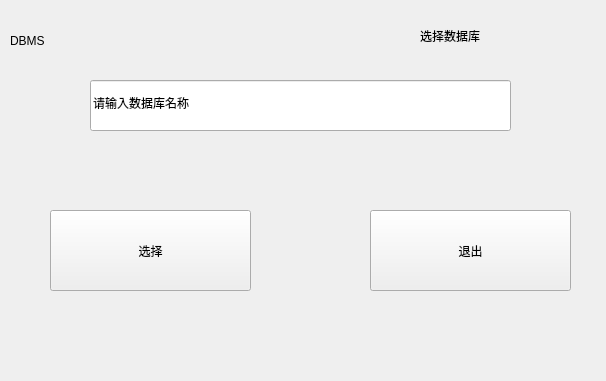
Above: selectdatabase.ui from jy-080610/DBMS before the change. Below: the same form after it.
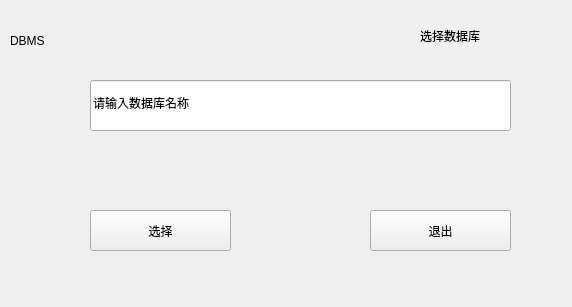
That is the form after the change.

```diff
--- a/selectdatabase.ui
+++ b/selectdatabase.ui
@@ -6,8 +6,8 @@
    <rect>
     <x>0</x>
     <y>0</y>
-    <width>606</width>
-    <height>381</height>
+    <width>572</width>
+    <height>307</height>
    </rect>
   </property>
   <property name="windowTitle">
@@ -21,8 +21,8 @@
     <rect>
      <x>10</x>
      <y>10</y>
-     <width>591</width>
-     <height>351</height>
+     <width>561</width>
+     <height>291</height>
     </rect>
    </property>
    <property name="text">
@@ -58,10 +58,10 @@
   <widget class="QPushButton" name="pushButton">
    <property name="geometry">
     <rect>
-     <x>50</x>
+     <x>90</x>
      <y>210</y>
-     <width>201</width>
-     <height>81</height>
+     <width>141</width>
+     <height>41</height>
     </rect>
    </property>
    <property name="text">
@@ -73,8 +73,8 @@
     <rect>
      <x>370</x>
      <y>210</y>
-     <width>201</width>
-     <height>81</height>
+     <width>141</width>
+     <height>41</height>
     </rect>
    </property>
    <property name="text">
```
